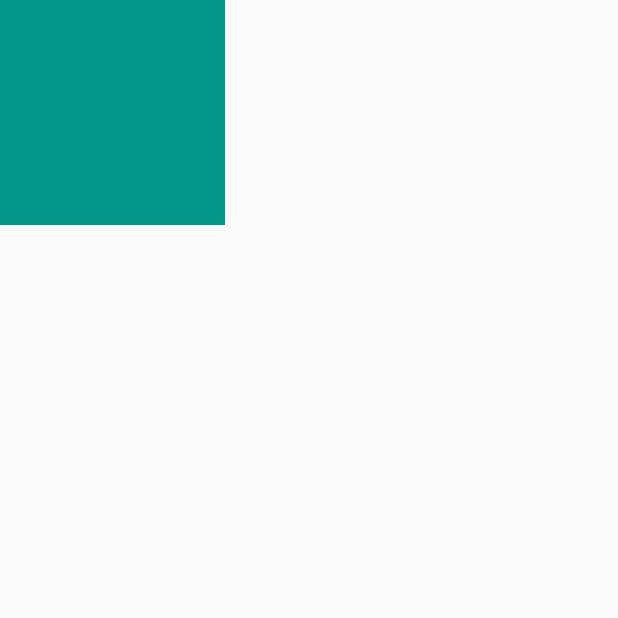
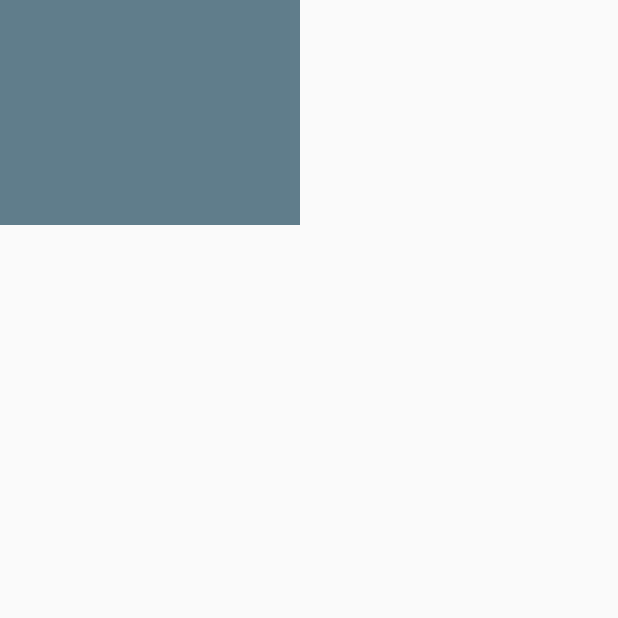
Before and after one commit to wasimiqbal1/Flutter, a Flutter app: the screen it shows after launch, on a phone screen of 412 x 824 dp, the top half of it. Run offline on Flutter 3.47's test engine with Material 2 defaults, Android fonts, the phone set to English and light mode, and no system bars.

Commit message:
home page

```diff
--- a/firstapp_wasim/lib/home.dart
+++ b/firstapp_wasim/lib/home.dart
@@ -12,7 +12,7 @@ class _HomeState extends State<Home> {
     return Scaffold(
       body: Column(
         children: [
-          Container(width: 100, height: 100, color: Colors.red,)
+          Container(width: 200, height: 150, color: Colors.blueGrey)
           ],),
     );
   }
--- a/firstapp_wasim/lib/main.dart
+++ b/firstapp_wasim/lib/main.dart
@@ -3,7 +3,7 @@ import 'home.dart';
 
 void main() {
   runApp(MyApp());
-}
+  }
 
 class MyApp extends StatelessWidget {
   @override
@@ -14,21 +14,3 @@ class MyApp extends StatelessWidget {
         );
     }
 }
-
-class Home extends StatefulWidget {
-  @override
-  _HomeState createState() => _HomeState();
-}
-
-class _HomeState extends State<Home> {
-  @override
-  Widget build(BuildContext context) {
-    return Scaffold(
-      body: Column(
-          children: [
-            Container(width: 150, height: 150, color: Colors.teal,)
-          ],
-      ),
-    );
-  }
-}
```
